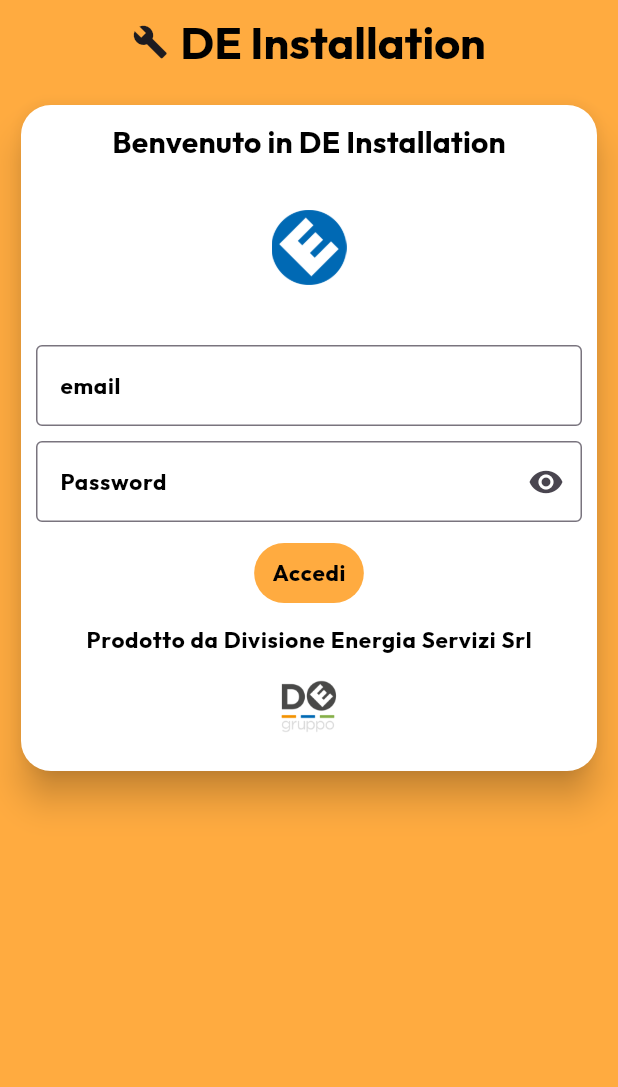
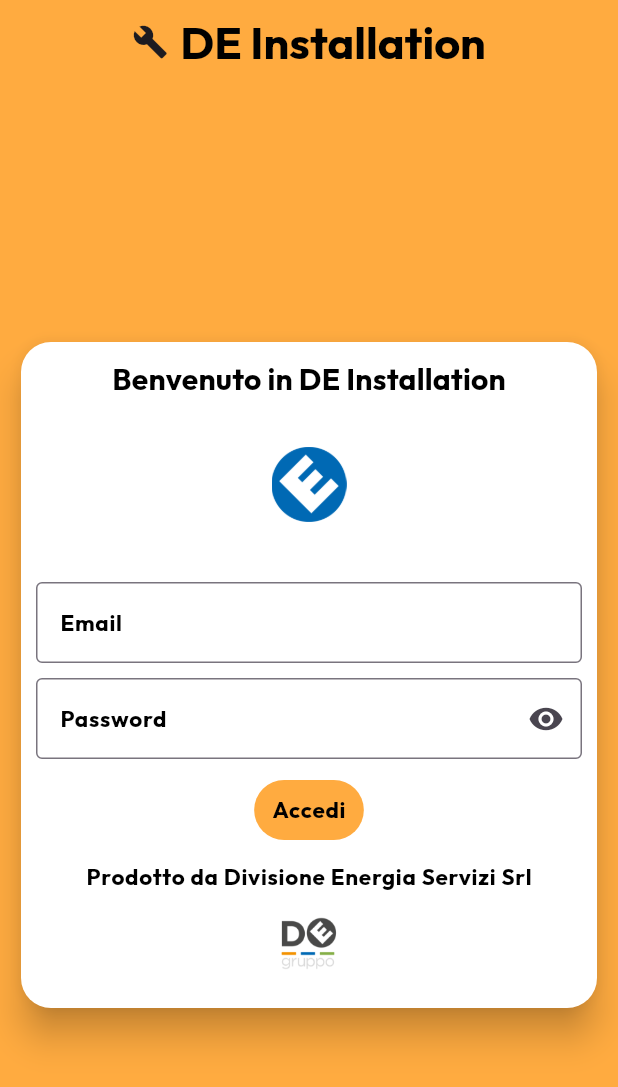
Before and after one commit to WebMasterDE/installatori_app_DE, a Flutter app: the screen it shows after launch, on a phone screen of 412 x 824 dp. Shown: the top 1087 px of the screen. Run offline on Flutter 3.47's test engine with Material 3 defaults, Android fonts, the phone set to English and light mode, and no system bars; our stand-ins replace heroicons_flutter, shared_preferences.

Commit message:
fix login page, pagina condomini

```diff
--- a/lib/config/routes.dart
+++ b/lib/config/routes.dart
@@ -1,4 +1,5 @@
 import 'package:flutter/material.dart';
+import 'package:installatori_de/pages/appartamenti/appartamenti_page.dart';
 import 'package:installatori_de/pages/condomini/condomini_page.dart';
 import 'package:installatori_de/pages/login/login_page.dart';
 
@@ -13,6 +14,7 @@
     return {
       LoginPage.route: (_) => const LoginPage(),
       CondominiPage.route: (_) => const CondominiPage(),
+      AppartamentiPage.route: (_) => const AppartamentiPage()
     };
 
   }
--- a/lib/pages/appartamenti/appartamenti_page.dart
+++ b/lib/pages/appartamenti/appartamenti_page.dart
@@ -1,6 +1,8 @@
 import 'package:flutter/material.dart';
 
 class AppartamentiPage extends StatelessWidget {
+    static const route = '/nuovo_appartamento';
+
   const AppartamentiPage({super.key});
 
   @override
--- a/lib/pages/login/login_page.dart
+++ b/lib/pages/login/login_page.dart
@@ -19,7 +19,6 @@
 
   Future<bool> login() {
     final AuthProvider authProvider = AuthProvider();
-
     return authProvider.login(email.text, password.text);
   }
 
@@ -43,52 +42,53 @@
         ),
         backgroundColor: Colors.orangeAccent,
       ),
-      body: SingleChildScrollView(
+      body: LayoutBuilder(
+        builder: (context, constraints) {
+          double keyboardHeight = MediaQuery.of(context).viewInsets.bottom;
+
+          return Center(
+            child: SingleChildScrollView(
+              padding: EdgeInsets.only(bottom: keyboardHeight, top: 20),
               child: Padding(
                 padding: const EdgeInsets.all(10.0),
                 child: Card(
                   elevation: 10,
-          shape:
-              RoundedRectangleBorder(borderRadius: BorderRadius.circular(20)),
+                  shape: RoundedRectangleBorder(
+                      borderRadius: BorderRadius.circular(20)),
                   color: Colors.white,
                   child: Padding(
                     padding: const EdgeInsets.all(10.0),
-              child: Column(mainAxisSize: MainAxisSize.min, children: [
-                Flexible(
-                    child: Text('Benvenuto in DE Installation',
-                        style: Theme.of(context).textTheme.titleMedium)),
+                    child: Column(
+                      mainAxisSize: MainAxisSize.min,
+                      children: [
+                        Text(
+                          'Benvenuto in DE Installation',
+                          style: Theme.of(context).textTheme.titleMedium,
+                        ),
                         SizedBox(height: 30),
-                Flexible(
-                    child: Image.asset(
+                        Image.asset(
                           'assets/images/des_logo.png',
                           width: 50,
                           height: 50,
-                )),
+                        ),
                         SizedBox(height: 30),
-                if(_wrongCred)
-                  Flexible(
-                    child: Text(
+                        if (_wrongCred)
+                          Text(
                             "Credenziali errate",
                             style: Theme.of(context).textTheme.displaySmall,
-
-                    )
                           ),
                         SizedBox(height: 10),
-                Flexible(
-                  child: TextField(
+                        TextField(
                           controller: email,
-                    obscureText: false,
                           decoration: InputDecoration(
                             border: OutlineInputBorder(),
-                      labelText: 'email',
+                            labelText: 'Email',
                             labelStyle: Theme.of(context).textTheme.labelSmall,
                           ),
                           style: Theme.of(context).textTheme.labelSmall,
-                  )
                         ),
                         SizedBox(height: 10),
-                Flexible(
-                    child: TextField(
+                        TextField(
                           controller: password,
                           obscureText: _obscureText,
                           decoration: InputDecoration(
@@ -97,23 +97,27 @@
                             labelStyle: Theme.of(context).textTheme.labelSmall,
                             suffixIcon: IconButton(
                               onPressed: () {
-                            setState((){_obscureText = !_obscureText;});
+                                setState(() {
+                                  _obscureText = !_obscureText;
+                                });
                               },
-                          icon: Icon(_obscureText
+                              icon: Icon(
+                                _obscureText
                                     ? Icons.visibility
-                              : Icons.visibility_off)
-                        )
+                                    : Icons.visibility_off,
+                              ),
+                            ),
                           ),
                           style: Theme.of(context).textTheme.labelSmall,
-                )),
+                        ),
                         SizedBox(height: 10),
                         Center(
                           child: TextButton(
                             onPressed: () async {
-                        if(await login()) {
+                              if (await login()) {
                                 Navigator.pushNamedAndRemoveUntil(
                                     context, '/condomini', (route) => false);
-                        }else{
+                              } else {
                                 setState(() {
                                   _wrongCred = true;
                                 });
@@ -121,30 +125,36 @@
                             },
                             style: TextButton.styleFrom(
                                 backgroundColor: Colors.orangeAccent),
-                      child: Text('Accedi',
-                          style: Theme.of(context).textTheme.labelSmall)),
+                            child: Text(
+                              'Accedi',
+                              style: Theme.of(context).textTheme.labelSmall,
+                            ),
+                          ),
                         ),
                         SizedBox(height: 10),
-                Flexible(
-                  child: Text(
+                        Text(
                           'Prodotto da Divisione Energia Servizi Srl',
                           style: Theme.of(context).textTheme.labelSmall,
                         ),
-                ),
                         Padding(
                           padding: const EdgeInsets.all(8.0),
-                  child: Flexible(
                           child: Image.asset(
                             'assets/images/G_de_logo.png',
                             width: 50,
                             height: 50,
-                  )),
-                )
-              ])),
                           ),
-      )),
+                        ),
+                      ],
+                    ),
+                  ),
+                ),
+              ),
+            ),
+          );
+        },
+      ),
       backgroundColor: Colors.orangeAccent,
-      resizeToAvoidBottomInset: false,
+      resizeToAvoidBottomInset: true,
     );
   }
 }
--- a/lib/utils/api_requests.dart
+++ b/lib/utils/api_requests.dart
@@ -6,7 +6,7 @@
 
 class ApiRequests {
 
-  static const String BASE_URL = 'http://192.168.2.211:3000/api/';
+  static const String BASE_URL = 'http://192.168.8.182:8443/api/';
 
   static Future<dynamic> sendRequest(String url, String method, Map<String, dynamic> body, {Map<String, String>? headers}) async {
     try {
```
Also changed, not shown: lib/pages/condomini/condomini_page.dart (+51 -13 lines), lib/providers/condomini_provider.dart (added, +17 -0 lines). Lines whose indentation alone changed are shown as unchanged.
